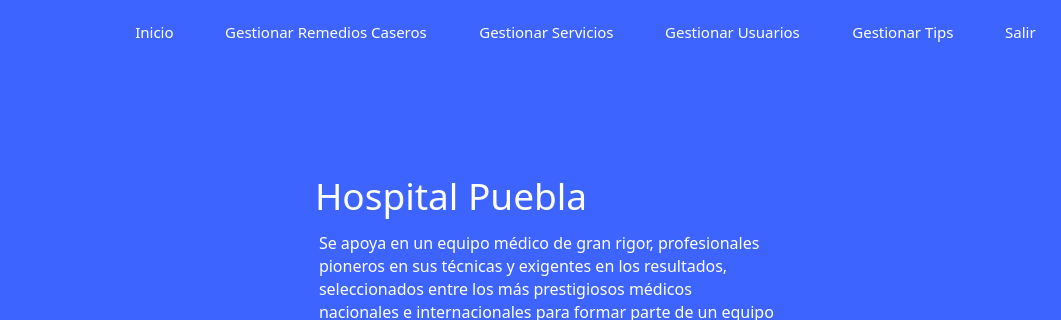
This is hospital-Core/Widgets/Administrador/administrador_landpage.ui in MrDanielG/Hospital-SCRUM as Qt 5 draws it before an edit; both pictures show x 305 to 1366 and y 0 to 320 of the 1366 by 750 pixel window. The edited form follows.
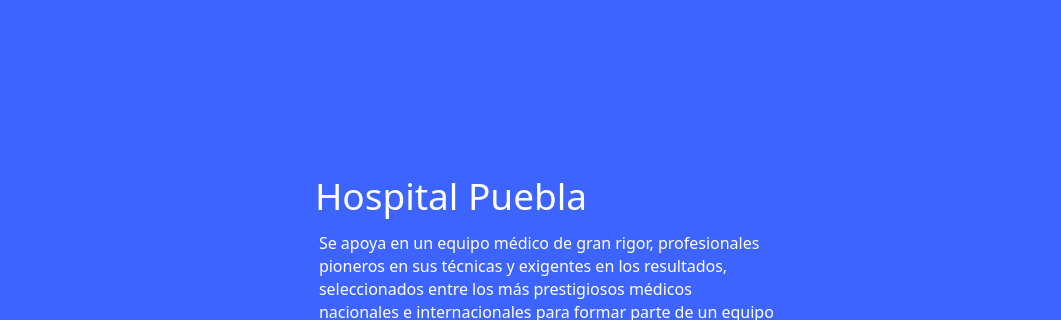
This is the edited form. Icons and pictures are not drawn.

Commit message: Menus Alternos

The edit to the form file:
```diff
--- a/hospital-Core/Widgets/Administrador/administrador_landpage.ui
+++ b/hospital-Core/Widgets/Administrador/administrador_landpage.ui
@@ -48,227 +48,6 @@
     <bool>true</bool>
    </property>
   </widget>
-  <widget class="QWidget" name="layoutWidget">
-   <property name="geometry">
-    <rect>
-     <x>440</x>
-     <y>20</y>
-     <width>901</width>
-     <height>24</height>
-    </rect>
-   </property>
-   <layout class="QHBoxLayout" name="menu_layout">
-    <item>
-     <widget class="QPushButton" name="btn_inicio">
-      <property name="font">
-       <font>
-        <family>Montserrat</family>
-        <pointsize>11</pointsize>
-        <weight>50</weight>
-        <bold>false</bold>
-       </font>
-      </property>
-      <property name="cursor">
-       <cursorShape>PointingHandCursor</cursorShape>
-      </property>
-      <property name="styleSheet">
-       <string notr="true">border: none;
-background: none;
-color: white;
-</string>
-      </property>
-      <property name="text">
-       <string>Inicio</string>
-      </property>
-     </widget>
-    </item>
-    <item>
-     <spacer name="horizontalSpacer">
-      <property name="orientation">
-       <enum>Qt::Horizontal</enum>
-      </property>
-      <property name="sizeHint" stdset="0">
-       <size>
-        <width>40</width>
-        <height>20</height>
-       </size>
-      </property>
-     </spacer>
-    </item>
-    <item>
-     <widget class="QPushButton" name="btn_gestion_remedios">
-      <property name="font">
-       <font>
-        <family>Montserrat</family>
-        <pointsize>11</pointsize>
-        <weight>50</weight>
-        <bold>false</bold>
-       </font>
-      </property>
-      <property name="cursor">
-       <cursorShape>PointingHandCursor</cursorShape>
-      </property>
-      <property name="styleSheet">
-       <string notr="true">border: none;
-background: none;
-color: white;
-</string>
-      </property>
-      <property name="text">
-       <string>Gestionar Remedios Caseros</string>
-      </property>
-     </widget>
-    </item>
-    <item>
-     <spacer name="horizontalSpacer_2">
-      <property name="orientation">
-       <enum>Qt::Horizontal</enum>
-      </property>
-      <property name="sizeHint" stdset="0">
-       <size>
-        <width>40</width>
-        <height>20</height>
-       </size>
-      </property>
-     </spacer>
-    </item>
-    <item>
-     <widget class="QPushButton" name="btn_gestionar_servicios">
-      <property name="font">
-       <font>
-        <family>Montserrat</family>
-        <pointsize>11</pointsize>
-        <weight>50</weight>
-        <bold>false</bold>
-       </font>
-      </property>
-      <property name="cursor">
-       <cursorShape>PointingHandCursor</cursorShape>
-      </property>
-      <property name="styleSheet">
-       <string notr="true">border: none;
-background: none;
-color: white;
-</string>
-      </property>
-      <property name="text">
-       <string>Gestionar Servicios</string>
-      </property>
-     </widget>
-    </item>
-    <item>
-     <spacer name="horizontalSpacer_3">
-      <property name="orientation">
-       <enum>Qt::Horizontal</enum>
-      </property>
-      <property name="sizeHint" stdset="0">
-       <size>
-        <width>40</width>
-        <height>20</height>
-       </size>
-      </property>
-     </spacer>
-    </item>
-    <item>
-     <widget class="QPushButton" name="btn_gestionar_usuarios">
-      <property name="font">
-       <font>
-        <family>Montserrat</family>
-        <pointsize>11</pointsize>
-        <weight>50</weight>
-        <bold>false</bold>
-       </font>
-      </property>
-      <property name="cursor">
-       <cursorShape>PointingHandCursor</cursorShape>
-      </property>
-      <property name="styleSheet">
-       <string notr="true">border: none;
-background: none;
-color: white;
-</string>
-      </property>
-      <property name="text">
-       <string>Gestionar Usuarios</string>
-      </property>
-     </widget>
-    </item>
-    <item>
-     <spacer name="horizontalSpacer_4">
-      <property name="orientation">
-       <enum>Qt::Horizontal</enum>
-      </property>
-      <property name="sizeHint" stdset="0">
-       <size>
-        <width>40</width>
-        <height>20</height>
-       </size>
-      </property>
-     </spacer>
-    </item>
-    <item>
-     <widget class="QPushButton" name="btn_gestionar_tips">
-      <property name="font">
-       <font>
-        <family>Montserrat</family>
-        <pointsize>11</pointsize>
-        <weight>50</weight>
-        <bold>false</bold>
-       </font>
-      </property>
-      <property name="cursor">
-       <cursorShape>PointingHandCursor</cursorShape>
-      </property>
-      <property name="styleSheet">
-       <string notr="true">border: none;
-background: none;
-color: white;
-</string>
-      </property>
-      <property name="text">
-       <string>Gestionar Tips</string>
-      </property>
-     </widget>
-    </item>
-    <item>
-     <spacer name="horizontalSpacer_5">
-      <property name="orientation">
-       <enum>Qt::Horizontal</enum>
-      </property>
-      <property name="sizeHint" stdset="0">
-       <size>
-        <width>40</width>
-        <height>20</height>
-       </size>
-      </property>
-     </spacer>
-    </item>
-    <item>
-     <widget class="QPushButton" name="btn_salir">
-      <property name="font">
-       <font>
-        <family>Montserrat</family>
-        <pointsize>11</pointsize>
-        <weight>50</weight>
-        <bold>false</bold>
-       </font>
-      </property>
-      <property name="cursor">
-       <cursorShape>PointingHandCursor</cursorShape>
-      </property>
-      <property name="styleSheet">
-       <string notr="true">border: none;
-background: none;
-color: white;
-</string>
-      </property>
-      <property name="text">
-       <string>Salir</string>
-      </property>
-     </widget>
-    </item>
-   </layout>
-  </widget>
   <widget class="QWidget" name="layoutWidget_2">
    <property name="geometry">
     <rect>
```
The commit also changes 8 other files.
